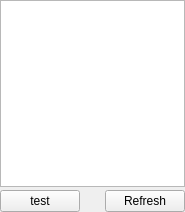
First picture: the form in source/wnd/ui/devicemgr.ui, repository ww4u/megarobostudio, before the edit.
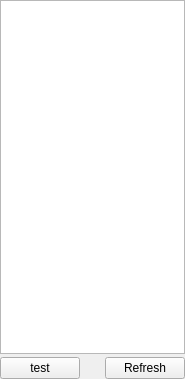
Second picture: the form after the edit. Icons and pictures are not drawn.

```diff
--- a/source/wnd/ui/devicemgr.ui
+++ b/source/wnd/ui/devicemgr.ui
@@ -7,7 +7,7 @@
     <x>0</x>
     <y>0</y>
     <width>185</width>
-    <height>212</height>
+    <height>379</height>
    </rect>
   </property>
   <property name="windowTitle">
```
Left out of the diff: 8 changed lines with no effect on the pictures.
